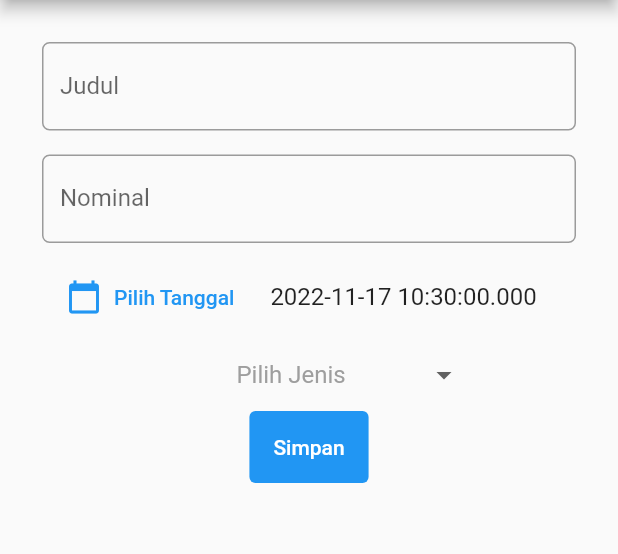
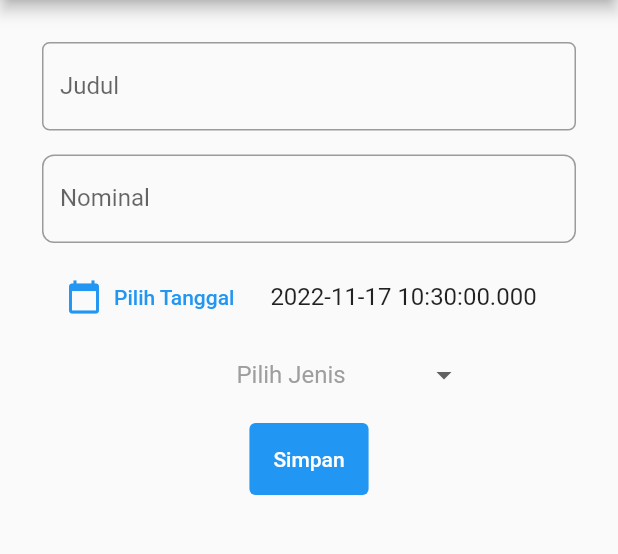
Before and after one commit to rubentanoey/pbp-flutter-lab, a Flutter app: the screen it shows after launch, in the side drawer, after a tap on "Tambah Budget", on a phone screen of 412 x 824 dp, the part 84-638 px from its top. Run offline on Flutter 3.47's test engine with Material 2 defaults, Android fonts, the phone set to English and light mode, and no system bars.

Commit message:
Updating Asg 8

```diff
--- a/counter_7/lib/add_budget.dart
+++ b/counter_7/lib/add_budget.dart
@@ -48,7 +48,7 @@ class _AddBudgetState extends State<AddBudget> {
                                     padding: const EdgeInsets.all(8.0),
                                     child: TextFormField(
                                         decoration: InputDecoration(
-                                            hintText: "Beli Makan",
+                                            hintText: "Listrik November",
                                             labelText: "Judul",
                                             // Menambahkan circular border agar lebih rapi
                                             border: OutlineInputBorder(
@@ -81,18 +81,16 @@ class _AddBudgetState extends State<AddBudget> {
                                     padding: const EdgeInsets.all(8.0),
                                     child: TextFormField(
                                         decoration: InputDecoration(
-                                            hintText: "15000",
+                                            hintText: "120000",
                                             labelText: "Nominal",
-                                            // Menambahkan circular border agar lebih rapi
                                             border: OutlineInputBorder(
-                                                borderRadius: BorderRadius.circular(5.0),
+                                                borderRadius: BorderRadius.circular(8.0),
                                             ),
                                         ),
                                         keyboardType: TextInputType.number,
                                         inputFormatters: <TextInputFormatter>[
                                             FilteringTextInputFormatter.digitsOnly
                                         ],
-                                        // Menambahkan behavior saat nama diketik
                                         onChanged: (String? value) {
                                             setState(() {
                                                 if (value != '') {
@@ -147,9 +145,9 @@ class _AddBudgetState extends State<AddBudget> {
                                                 child: Text(items),
                                             );
                                         }).toList(),
-                                        onChanged: (String? newValue) {
+                                        onChanged: (String? jenis) {
                                             setState(() {
-                                                jenisBudget = newValue!;
+                                                jenisBudget = jenis!;
                                             });
                                         },
                                         hint: Container(
@@ -162,8 +160,8 @@ class _AddBudgetState extends State<AddBudget> {
                                         ),
                                     ),
                                 ),
-                                Align(
-                                    alignment: Alignment.bottomCenter,
+                                Padding(
+                                    padding: const EdgeInsets.all(8.0),
                                     child: TextButton(
                                         style: TextButton.styleFrom(
                                             backgroundColor: Colors.blue,
--- a/counter_7/lib/budget_data.dart
+++ b/counter_7/lib/budget_data.dart
@@ -34,11 +34,13 @@ class _DataBudgetState extends State<BudgetData> {
                       subtitle: Text(stored.budget_list[index].nominal.toString()),
                       trailing: Column(
                           crossAxisAlignment: CrossAxisAlignment.end,
+                          mainAxisSize: MainAxisSize.max,
+                          mainAxisAlignment: MainAxisAlignment.end,
                           children: [
                             Text(stored.budget_list[index].jenisBudget),
                             Text(
                               stored.budget_list[index].date.toString(),
-                              style: const TextStyle(color: Colors.grey),
+                              style: const TextStyle(color: Colors.teal),
                             )
                           ]),
                     )),
```
